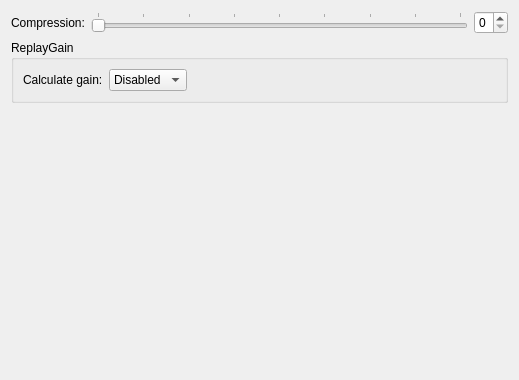
First picture: the form in formats/out_flac_config.ui, repository flacon/flacon, before the edit.
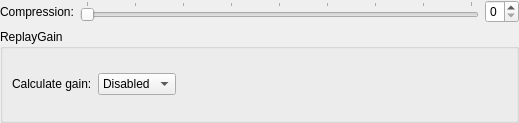
Second picture: the form after the edit.

The edit to the form file:
```diff
--- a/formats/out_flac_config.ui
+++ b/formats/out_flac_config.ui
@@ -7,13 +7,25 @@
     <x>0</x>
     <y>0</y>
     <width>519</width>
-    <height>380</height>
+    <height>123</height>
    </rect>
   </property>
   <property name="windowTitle">
    <string>FLAC encoding configuration</string>
   </property>
   <layout class="QVBoxLayout" name="verticalLayout">
+   <property name="leftMargin">
+    <number>0</number>
+   </property>
+   <property name="topMargin">
+    <number>0</number>
+   </property>
+   <property name="rightMargin">
+    <number>0</number>
+   </property>
+   <property name="bottomMargin">
+    <number>0</number>
+   </property>
    <item>
     <layout class="QGridLayout" name="formLayout">
      <item row="0" column="0">
@@ -103,19 +115,6 @@
      </layout>
     </widget>
    </item>
-   <item>
-    <spacer name="verticalSpacer_3">
-     <property name="orientation">
-      <enum>Qt::Vertical</enum>
-     </property>
-     <property name="sizeHint" stdset="0">
-      <size>
-       <width>20</width>
-       <height>231</height>
-      </size>
-     </property>
-    </spacer>
-   </item>
   </layout>
  </widget>
  <resources/>
```
